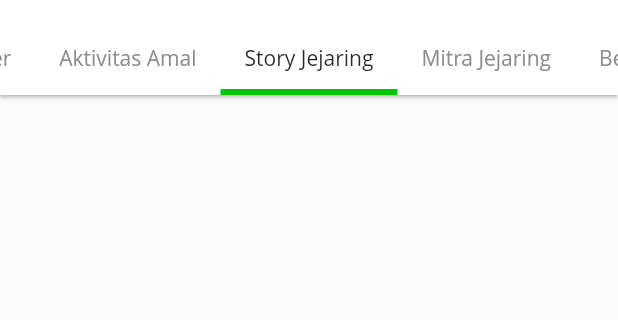
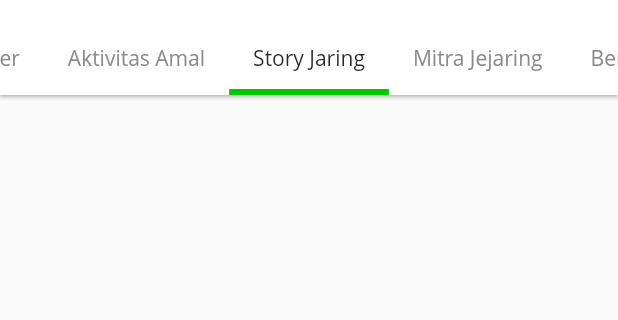
Before and after one commit to primajatnika271995/jaring-ummat, a Flutter app: the ExplorerPage screen opened directly, tab 3 chosen, on a phone screen of 412 x 824 dp, the part 61-381 px from its top. Run offline on Flutter 3.47's test engine with Material 2 defaults, Android fonts, the phone set to English and light mode, and no system bars; our stand-ins replace badges, bloc, bubble, cached_network_image, carousel_slider, charts_flutter and 20 more; missing offline and left inert: barcode_scan, direct_select_flutter, flutter_simple_video_player, geocoder, giffy_dialog, google_places_picker and 5 more; accounts and stored records are empty; network calls fail; statements that could not run were skipped.

Commit message:
Fix Data

```diff
--- a/lib/src/views/page_explorer/explorer.dart
+++ b/lib/src/views/page_explorer/explorer.dart
@@ -49,7 +49,7 @@ class _ExplorerPageState extends State<ExplorerPage> {
             tabs: <Widget>[
               Tab(text: 'Populer'),
               Tab(text: 'Aktivitas Amal'),
-              Tab(text: 'Story Jejaring'),
+              Tab(text: 'Story Jaring'),
 //              Tab(text: 'Tanya Ustadz'),
               Tab(text: 'Mitra Jejaring'),
               Tab(text: 'Berita')
```
